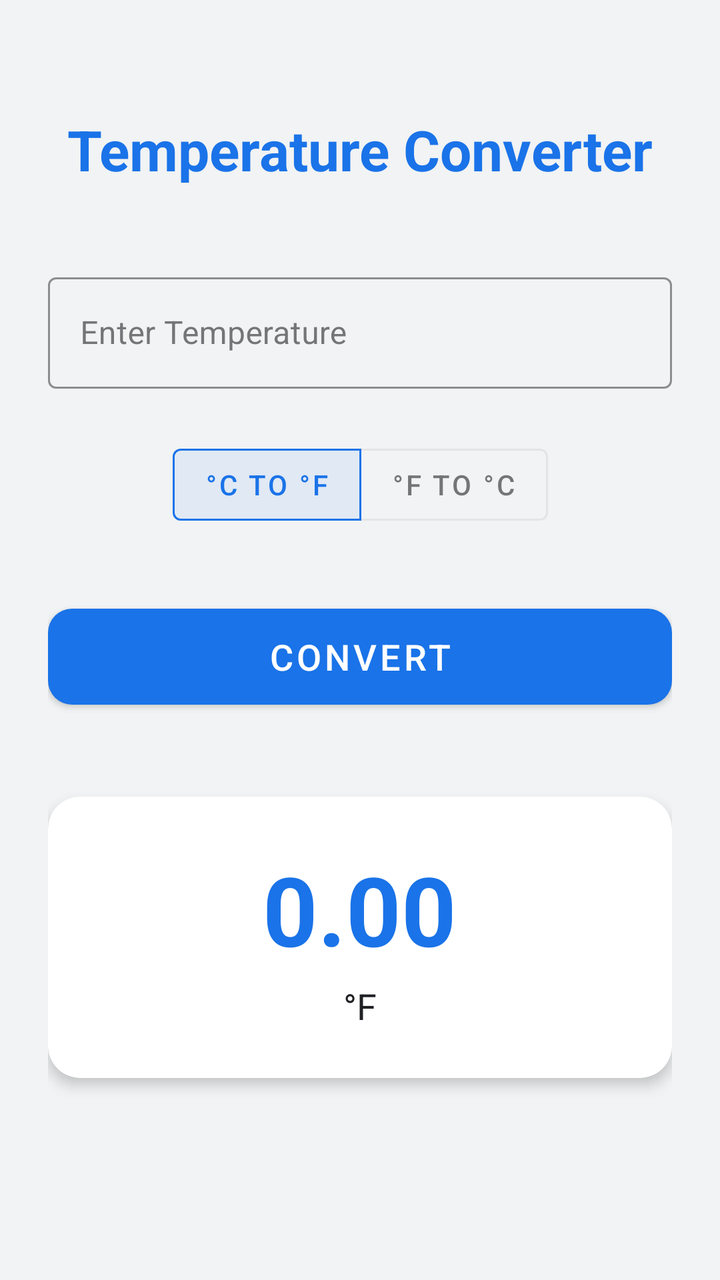
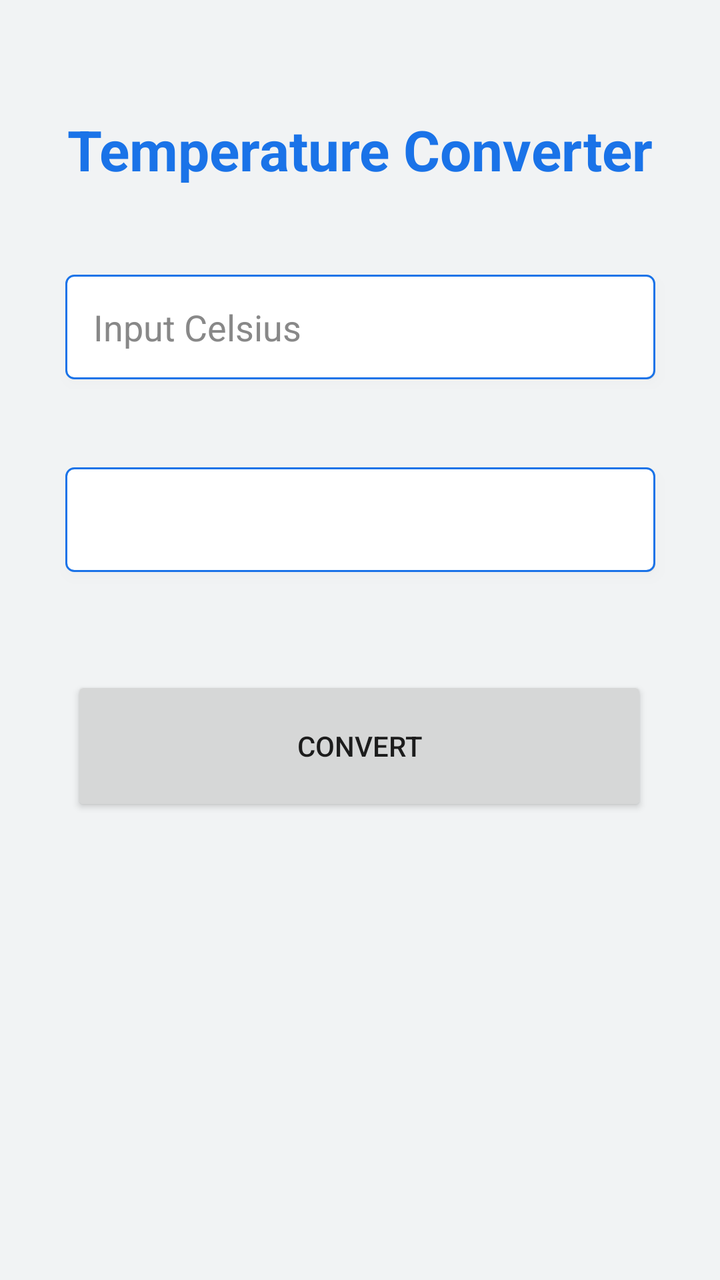

The first picture is an Android layout as it rendered before a commit; the second is the same layout after the commit. The layout source and the unified diff follow.
<!-- AndroidManifest.xml: application theme Theme.MyApplication -->
<!-- res/layout/activity_main.xml -->
<?xml version="1.0" encoding="utf-8"?>
<androidx.constraintlayout.widget.ConstraintLayout xmlns:android="http://schemas.android.com/apk/res/android"
    xmlns:app="http://schemas.android.com/apk/res-auto"
    xmlns:tools="http://schemas.android.com/tools"
    android:layout_width="match_parent"
    android:layout_height="match_parent"
    android:padding="24dp"
    android:background="@color/surface_variant"
    tools:context=".MainActivity">

    <TextView
        android:id="@+id/tvTitle"
        android:layout_width="wrap_content"
        android:layout_height="wrap_content"
        android:text="@string/temperature_convertor"
        android:textColor="@color/primary"
        android:textSize="28sp"
        android:textStyle="bold"
        android:layout_marginTop="32dp"
        app:layout_constraintTop_toTopOf="parent"
        app:layout_constraintStart_toStartOf="parent"
        app:layout_constraintEnd_toEndOf="parent" />

    <com.google.android.material.textfield.TextInputLayout
        android:id="@+id/tilTemperature"
        style="@style/Widget.MaterialComponents.TextInputLayout.OutlinedBox"
        android:layout_width="match_parent"
        android:layout_height="wrap_content"
        android:layout_marginTop="40dp"
        android:hint="@string/hint_temperature"
        app:boxStrokeColor="@color/primary"
        app:hintTextColor="@color/primary"
        app:layout_constraintTop_toBottomOf="@id/tvTitle">

        <com.google.android.material.textfield.TextInputEditText
            android:id="@+id/etTemperature"
            android:layout_width="match_parent"
            android:layout_height="wrap_content"
            android:inputType="numberDecimal|numberSigned"
            android:textColor="@color/on_surface" />
    </com.google.android.material.textfield.TextInputLayout>

    <com.google.android.material.button.MaterialButtonToggleGroup
        android:id="@+id/toggleGroup"
        android:layout_width="wrap_content"
        android:layout_height="wrap_content"
        android:layout_marginTop="24dp"
        app:checkedButton="@id/btnCtoF"
        app:singleSelection="true"
        app:selectionRequired="true"
        app:layout_constraintTop_toBottomOf="@id/tilTemperature"
        app:layout_constraintStart_toStartOf="parent"
        app:layout_constraintEnd_toEndOf="parent">

        <com.google.android.material.button.MaterialButton
            android:id="@+id/btnCtoF"
            style="@style/Widget.MaterialComponents.Button.OutlinedButton"
            android:layout_width="wrap_content"
            android:layout_height="wrap_content"
            android:text="@string/label_c_to_f" />

        <com.google.android.material.button.MaterialButton
            android:id="@+id/btnFtoC"
            style="@style/Widget.MaterialComponents.Button.OutlinedButton"
            android:layout_width="wrap_content"
            android:layout_height="wrap_content"
            android:text="@string/label_f_to_c" />

    </com.google.android.material.button.MaterialButtonToggleGroup>

    <com.google.android.material.button.MaterialButton
        android:id="@+id/btnConvert"
        android:layout_width="match_parent"
        android:layout_height="60dp"
        android:layout_marginTop="32dp"
        android:text="@string/btn_convert"
        android:textSize="18sp"
        app:cornerRadius="12dp"
        app:layout_constraintTop_toBottomOf="@id/toggleGroup" />

    <com.google.android.material.card.MaterialCardView
        android:id="@+id/cardResult"
        android:layout_width="match_parent"
        android:layout_height="wrap_content"
        android:layout_marginTop="40dp"
        app:cardCornerRadius="16dp"
        app:cardElevation="4dp"
        app:cardBackgroundColor="@color/surface"
        app:layout_constraintTop_toBottomOf="@id/btnConvert">

        <LinearLayout
            android:layout_width="match_parent"
            android:layout_height="wrap_content"
            android:orientation="vertical"
            android:padding="24dp"
            android:gravity="center">

            <TextView
                android:id="@+id/tvResultValue"
                android:layout_width="wrap_content"
                android:layout_height="wrap_content"
                android:text="@string/result_placeholder"
                android:textColor="@color/primary"
                android:textSize="48sp"
                android:textStyle="bold" />

            <TextView
                android:id="@+id/tvResultUnit"
                android:layout_width="wrap_content"
                android:layout_height="wrap_content"
                android:text="@string/f"
                android:textColor="@color/on_surface"
                android:textSize="18sp"
                android:layout_marginTop="4dp"/>
        </LinearLayout>
    </com.google.android.material.card.MaterialCardView>

</androidx.constraintlayout.widget.ConstraintLayout>
<!-- resources referenced by this layout -->
<resources>
  <color name="on_surface">#202124</color>
  <color name="primary">#1A73E8</color>
  <color name="surface">#FFFFFF</color>
  <color name="surface_variant">#F1F3F4</color>
  <string name="btn_convert">Convert</string>
  <string name="f">°F</string>
  <string name="hint_temperature">Enter Temperature</string>
  <string name="label_c_to_f">°C to °F</string>
  <string name="label_f_to_c">°F to °C</string>
  <string name="result_placeholder">0.00</string>
  <string name="temperature_convertor">Temperature Converter</string>
  <style name="Theme.MyApplication" parent="Theme.MaterialComponents.DayNight.NoActionBar">
          
          <item name="colorPrimary">@color/primary</item>
          <item name="colorPrimaryVariant">@color/primary_dark</item>
          <item name="colorOnPrimary">@color/white</item>
          
          <item name="colorSecondary">@color/accent</item>
          <item name="colorOnSecondary">@color/white</item>
          
          <item name="android:statusBarColor">?attr/colorPrimaryVariant</item>
          
          <item name="colorSurface">@color/surface</item>
          <item name="colorOnSurface">@color/on_surface</item>
      </style>
  <color name="primary_dark">#1557B0</color>
  <color name="white">#FFFFFFFF</color>
  <color name="accent">#4285F4</color>
</resources>

<!-- the commit's change to res/layout/activity_main.xml (unified diff, before → after) -->
@@ -21,98 +21,49 @@
         app:layout_constraintStart_toStartOf="parent"
         app:layout_constraintEnd_toEndOf="parent" />
 
-    <com.google.android.material.textfield.TextInputLayout
-        android:id="@+id/tilTemperature"
-        style="@style/Widget.MaterialComponents.TextInputLayout.OutlinedBox"
-        android:layout_width="match_parent"
+    <EditText
+        android:id="@+id/etCelsius"
+        android:layout_width="295dp"
         android:layout_height="wrap_content"
-        android:layout_marginTop="40dp"
-        android:hint="@string/hint_temperature"
-        app:boxStrokeColor="@color/primary"
-        app:hintTextColor="@color/primary"
-        app:layout_constraintTop_toBottomOf="@id/tvTitle">
+        android:layout_marginTop="44dp"
+        android:autofillHints=""
+        android:background="@drawable/bg_edittext_celsius"
+        android:hint="@string/input_celsius"
+        android:inputType="numberDecimal"
+        android:textColor="#000000"
+        android:textColorHint="#888888"
+        android:elevation="4dp"
+        android:layout_gravity="center"
+        app:layout_constraintTop_toBottomOf="@+id/tvTitle"
+        app:layout_constraintStart_toStartOf="parent"
+        app:layout_constraintEnd_toEndOf="parent"/>
 
-        <com.google.android.material.textfield.TextInputEditText
-            android:id="@+id/etTemperature"
-            android:layout_width="match_parent"
-            android:layout_height="wrap_content"
-            android:inputType="numberDecimal|numberSigned"
-            android:textColor="@color/on_surface" />
-    </com.google.android.material.textfield.TextInputLayout>
+    <EditText
+        android:id="@+id/etResult"
+        android:layout_width="295dp"
+        android:layout_height="wrap_content"
+        android:layout_marginTop="44dp"
+        android:autofillHints=""
+        android:background="@drawable/bg_edittext_celsius"
+        android:inputType="none"
+        android:focusable="false"
+        android:cursorVisible="false"
+        android:textColor="#000000"
+        android:textColorHint="#888888"
+        android:elevation="4dp"
+        app:layout_constraintTop_toBottomOf="@+id/etCelsius"
+        app:layout_constraintStart_toStartOf="parent"
+        app:layout_constraintEnd_toEndOf="parent"/>
 
-    <com.google.android.material.button.MaterialButtonToggleGroup
-        android:id="@+id/toggleGroup"
-        android:layout_width="wrap_content"
-        android:layout_height="wrap_content"
-        android:layout_marginTop="24dp"
-        app:checkedButton="@id/btnCtoF"
-        app:singleSelection="true"
-        app:selectionRequired="true"
-        app:layout_constraintTop_toBottomOf="@id/tilTemperature"
+    <Button
+        android:id="@+id/btnConvert"
+        android:layout_width="288dp"
+        android:layout_height="70dp"
+        android:layout_marginTop="52dp"
+        android:text="@string/convert"
+        app:layout_constraintEnd_toEndOf="parent"
+        app:layout_constraintHorizontal_bias="0.493"
         app:layout_constraintStart_toStartOf="parent"
-        app:layout_constraintEnd_toEndOf="parent">
-
-        <com.google.android.material.button.MaterialButton
-            android:id="@+id/btnCtoF"
-            style="@style/Widget.MaterialComponents.Button.OutlinedButton"
-            android:layout_width="wrap_content"
-            android:layout_height="wrap_content"
-            android:text="@string/label_c_to_f" />
-
-        <com.google.android.material.button.MaterialButton
-            android:id="@+id/btnFtoC"
-            style="@style/Widget.MaterialComponents.Button.OutlinedButton"
-            android:layout_width="wrap_content"
-            android:layout_height="wrap_content"
-            android:text="@string/label_f_to_c" />
-
-    </com.google.android.material.button.MaterialButtonToggleGroup>
-
-    <com.google.android.material.button.MaterialButton
-        android:id="@+id/btnConvert"
-        android:layout_width="match_parent"
-        android:layout_height="60dp"
-        android:layout_marginTop="32dp"
-        android:text="@string/btn_convert"
-        android:textSize="18sp"
-        app:cornerRadius="12dp"
-        app:layout_constraintTop_toBottomOf="@id/toggleGroup" />
-
-    <com.google.android.material.card.MaterialCardView
-        android:id="@+id/cardResult"
-        android:layout_width="match_parent"
-        android:layout_height="wrap_content"
-        android:layout_marginTop="40dp"
-        app:cardCornerRadius="16dp"
-        app:cardElevation="4dp"
-        app:cardBackgroundColor="@color/surface"
-        app:layout_constraintTop_toBottomOf="@id/btnConvert">
-
-        <LinearLayout
-            android:layout_width="match_parent"
-            android:layout_height="wrap_content"
-            android:orientation="vertical"
-            android:padding="24dp"
-            android:gravity="center">
-
-            <TextView
-                android:id="@+id/tvResultValue"
-                android:layout_width="wrap_content"
-                android:layout_height="wrap_content"
-                android:text="@string/result_placeholder"
-                android:textColor="@color/primary"
-                android:textSize="48sp"
-                android:textStyle="bold" />
-
-            <TextView
-                android:id="@+id/tvResultUnit"
-                android:layout_width="wrap_content"
-                android:layout_height="wrap_content"
-                android:text="@string/f"
-                android:textColor="@color/on_surface"
-                android:textSize="18sp"
-                android:layout_marginTop="4dp"/>
-        </LinearLayout>
-    </com.google.android.material.card.MaterialCardView>
+        app:layout_constraintTop_toBottomOf="@+id/etResult" />
 
 </androidx.constraintlayout.widget.ConstraintLayout>
<!-- resource entries referenced after the edit -->
@@ -1,15 +1,37 @@
 <!-- resources referenced by this layout -->
 <resources>
-  <color name="on_surface">#202124</color>
   <color name="primary">#1A73E8</color>
-  <color name="surface">#FFFFFF</color>
   <color name="surface_variant">#F1F3F4</color>
-  <string name="btn_convert">Convert</string>
-  <string name="f">°F</string>
-  <string name="hint_temperature">Enter Temperature</string>
-  <string name="label_c_to_f">°C to °F</string>
-  <string name="label_f_to_c">°F to °C</string>
-  <string name="result_placeholder">0.00</string>
+  <!-- drawable bg_edittext_celsius (drawable) -->
+  <layer-list xmlns:android="http://schemas.android.com/apk/res/android">
+  
+      
+      <item android:top="2dp" android:left="2dp">
+          <shape>
+              <solid android:color="#20000000"/> 
+              <corners android:radius="4dp"/>
+          </shape>
+      </item>
+  
+      
+      <item>
+          <shape>
+              <solid android:color="#FFFFFF"/>
+              <corners android:radius="4dp"/>
+              <stroke
+                  android:width="1dp"
+                  android:color="@color/primary"/>
+              <padding
+                  android:left="14dp"
+                  android:top="14dp"
+                  android:right="14dp"
+                  android:bottom="14dp"/>
+          </shape>
+      </item>
+  
+  </layer-list>
+  <string name="convert">Convert</string>
+  <string name="input_celsius">Input Celsius</string>
   <string name="temperature_convertor">Temperature Converter</string>
   <style name="Theme.MyApplication" parent="Theme.MaterialComponents.DayNight.NoActionBar">
           
@@ -28,5 +50,7 @@
   <color name="primary_dark">#1557B0</color>
   <color name="white">#FFFFFFFF</color>
   <color name="accent">#4285F4</color>
+  <color name="surface">#FFFFFF</color>
+  <color name="on_surface">#202124</color>
 </resources>
 
